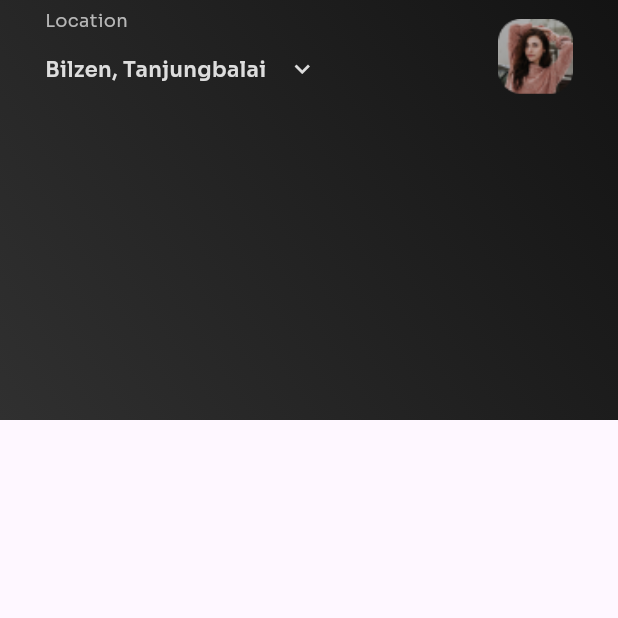
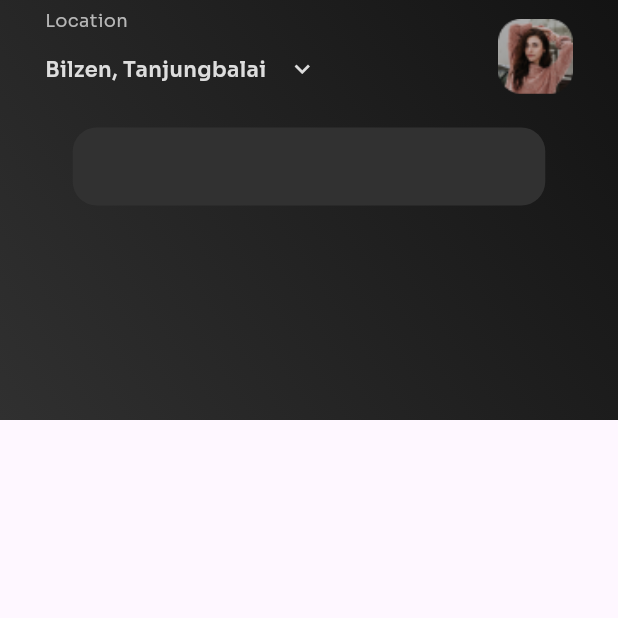
Before and after one commit to onaya7/Coffie, a Flutter app: the HomeScreen screen opened by its route, on a phone screen of 412 x 824 dp, the top half of it. Run offline on Flutter 3.47's test engine with Material 3 defaults, Android fonts, the light colour scheme and no system bars.

Commit message:
Refactor home screen layout and add search bar

```diff
--- a/lib/pages/home_screen.dart
+++ b/lib/pages/home_screen.dart
@@ -57,12 +57,21 @@ class HomeScreen extends StatelessWidget {
                                         ),
                                         IconButton(
                                           onPressed: () {},
+                                          padding: const EdgeInsets.all(0.0),
+                                          style: ButtonStyle(
+                                            padding: MaterialStateProperty.all(
+                                                const EdgeInsets.all(0.0)),
+                                            iconSize:
+                                                MaterialStateProperty.all(20),
+                                            iconColor:
+                                                MaterialStateProperty.all(
+                                              const Color.fromRGBO(
+                                                  221, 221, 221, 1),
+                                            ),
+                                          ),
                                           icon: const Icon(
                                             Icons.keyboard_arrow_down,
                                           ),
-                                          iconSize: 20,
-                                          color: const Color.fromRGBO(
-                                              221, 221, 221, 1),
                                         )
                                       ],
                                     ),
@@ -82,6 +91,18 @@ class HomeScreen extends StatelessWidget {
                             ],
                           ))
                     ],
+                  ),
+
+                  const SizedBox(height: 10,),
+
+                  // search bar
+                  Container(
+                    width: 315,
+                    height: 52,
+                    decoration: BoxDecoration(
+                      borderRadius: BorderRadius.circular(16),
+                      color: const Color.fromRGBO(49, 49, 49, 1),
+                    ),
                   )
                 ],
               ),
```
